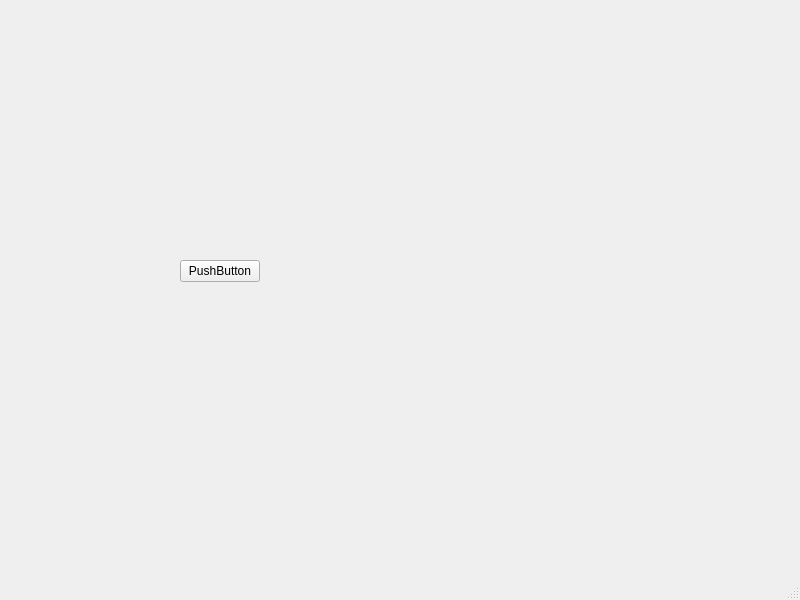
Qt form todo/mainwindow.ui (zworcester/todo) before a commit.
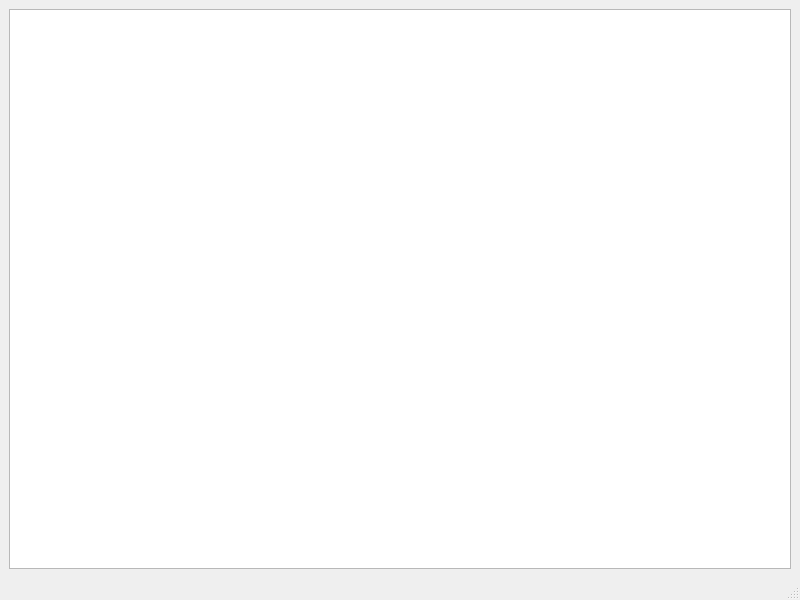
The same form after that commit.

What changed in the file:
```diff
--- a/todo/mainwindow.ui
+++ b/todo/mainwindow.ui
@@ -14,19 +14,11 @@
    <string>MainWindow</string>
   </property>
   <widget class="QWidget" name="centralwidget">
-   <widget class="QPushButton" name="pushButton">
-    <property name="geometry">
-     <rect>
-      <x>180</x>
-      <y>260</y>
-      <width>80</width>
-      <height>22</height>
-     </rect>
-    </property>
-    <property name="text">
-     <string>PushButton</string>
-    </property>
-   </widget>
+   <layout class="QGridLayout" name="gridLayout">
+    <item row="0" column="0">
+     <widget class="QGraphicsView" name="graphicsView"/>
+    </item>
+   </layout>
   </widget>
   <widget class="QMenuBar" name="menubar">
    <property name="geometry">
```
Left out of the diff: 2 changed lines with no effect on the pictures.
